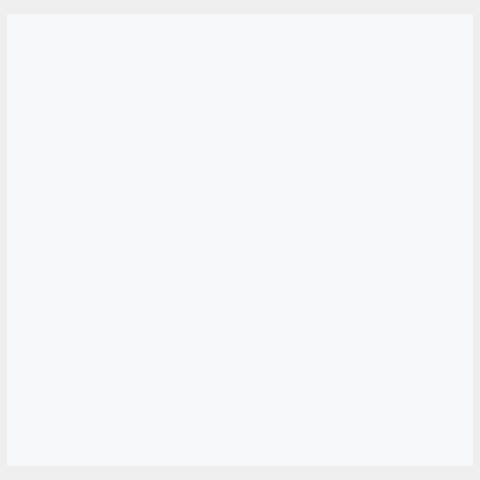
This is widgets/dapguiplaintextedit.ui in demlabs-cellframe/dap-ui-sdk as Qt 5 draws it before an edit. The edited form follows.
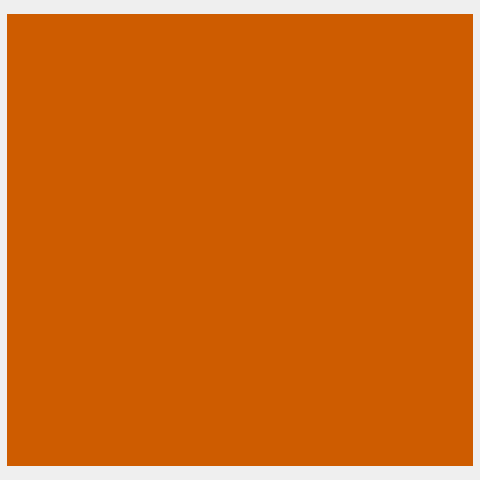
This is the edited form. Custom widgets are drawn as their Qt base class.

Commit message: fixed bugreport dark theme issues in PlainTextEdit

The edit to the form file:
```diff
--- a/widgets/dapguiplaintextedit.ui
+++ b/widgets/dapguiplaintextedit.ui
@@ -72,21 +72,7 @@
    <item row="1" column="1">
     <widget class="DapGuiPlainTextEditInterface" name="kgpteuPlainTextEdit">
      <property name="styleSheet">
-      <string notr="true">QPlainTextEdit
-{
-color: #04004E;
-background-color: #F7F8FA;
-font: 16px/25px;
-font-weight: normal;
-font-style: normal;
-font-size: normal;
-font-family: 'Lato';
-}
-
-QPlainTextEdit[plainText=&quot;&quot;]
-{
-color: #9C9B9D;
-}</string>
+      <string notr="true">background-color: rgb(206, 92, 0);</string>
      </property>
      <property name="frameShape">
       <enum>QFrame::NoFrame</enum>
```
The commit also changes 6 other files.
